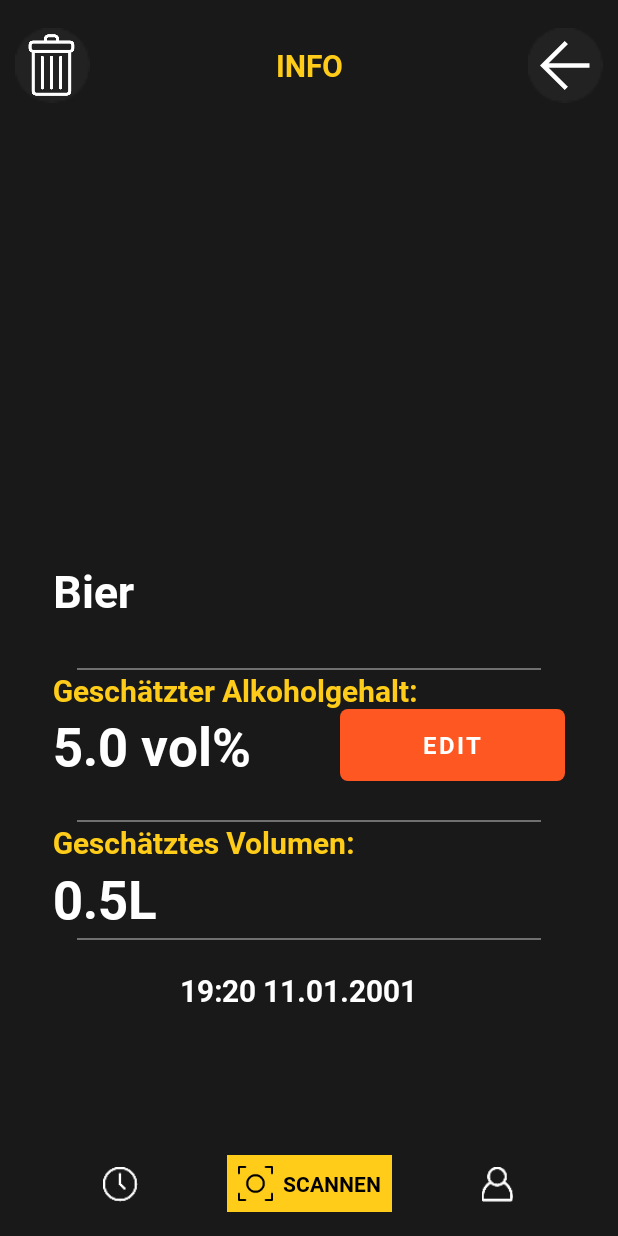
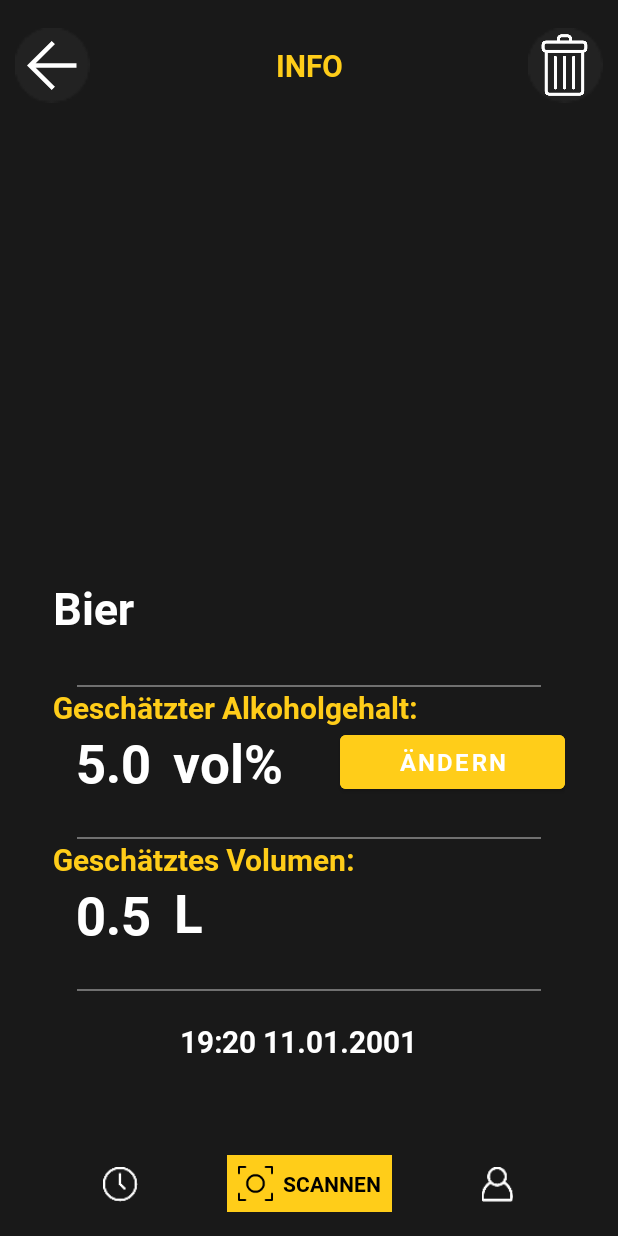
Before and after one commit to FlorianGross/Alcoly, an Android app: the fragment Fragment_Details placed in its activity, on a phone screen of 412 x 824 dp. Run offline under Robolectric (Android 15) with nearby library versions, the phone set to English and light mode, and no system bars; 4 statements that could not run were skipped.

Commit message:
Bug Fixxes

```diff
--- a/Drinkly/app/src/main/java/com/fmgross/alcoly/backend/Backend_Getraenk.java
+++ b/Drinkly/app/src/main/java/com/fmgross/alcoly/backend/Backend_Getraenk.java
@@ -80,11 +80,11 @@ public class Backend_Getraenk {
         this.date = date;
     }
 
-    public void setVolume(int volume) {
+    public void setVolume(float volume) {
         this.volume = volume;
     }
 
-    public void setVolumePart(int volumePart) {
+    public void setVolumePart(float volumePart) {
         this.volumePart = volumePart;
     }
 
--- a/Drinkly/app/src/main/res/layout/fragment_details.xml
+++ b/Drinkly/app/src/main/res/layout/fragment_details.xml
@@ -18,32 +18,7 @@
 
             <androidx.constraintlayout.widget.ConstraintLayout
                 android:layout_width="match_parent"
-                android:layout_height="wrap_content">
-
-                <ImageView
-                    android:id="@+id/backButtonDetails"
-                    android:layout_width="50dp"
-                    android:layout_height="50dp"
-                    android:layout_marginEnd="10dp"
-                    android:background="@mipmap/smallellipse"
-                    android:foreground="@mipmap/backarrow"
-                    android:foregroundGravity="center"
-                    app:layout_constraintBottom_toBottomOf="@+id/info"
-                    app:layout_constraintEnd_toEndOf="parent"
-                    app:layout_constraintTop_toTopOf="@+id/info" />
-
-                <ImageView
-                    android:id="@+id/deleteButton"
-                    android:layout_width="50dp"
-                    android:layout_height="50dp"
-                    android:layout_marginStart="10dp"
-                    android:background="@mipmap/smallellipse"
-                    android:foreground="@drawable/trashcan"
-                    android:foregroundTint="@color/white"
-                    android:foregroundGravity="fill"
-                    app:layout_constraintBottom_toBottomOf="@+id/info"
-                    app:layout_constraintStart_toStartOf="parent"
-                    app:layout_constraintTop_toTopOf="@+id/info" />
+                android:layout_height="wrap_content">>
 
                 <TextView
                     android:id="@+id/info"
@@ -55,10 +30,35 @@
                     android:textAlignment="center"
                     android:textColor="@color/MainColor"
                     android:textSize="20sp"
-                    app:layout_constraintEnd_toStartOf="@+id/backButtonDetails"
-                    app:layout_constraintHorizontal_bias="0.5"
-                    app:layout_constraintStart_toEndOf="@+id/deleteButton"
+                    app:layout_constraintEnd_toStartOf="@+id/deleteButton"
+                    app:layout_constraintStart_toEndOf="@+id/backButtonDetails"
                     app:layout_constraintTop_toTopOf="parent" />
+
+                <ImageView
+                    android:id="@+id/deleteButton"
+                    android:layout_width="50dp"
+                    android:layout_height="50dp"
+                    android:layout_marginEnd="10dp"
+                    android:background="@mipmap/smallellipse"
+                    android:foreground="@drawable/trashcan"
+                    android:foregroundGravity="fill"
+                    android:foregroundTint="@color/white"
+                    app:layout_constraintBottom_toBottomOf="@+id/info"
+                    app:layout_constraintEnd_toEndOf="parent"
+                    app:layout_constraintTop_toTopOf="@+id/info" />
+
+                <ImageView
+                    android:id="@+id/backButtonDetails"
+                    android:layout_width="50dp"
+                    android:layout_height="50dp"
+                    android:layout_marginStart="10dp"
+                    android:background="@mipmap/smallellipse"
+                    android:foreground="@mipmap/backarrow"
+                    android:foregroundGravity="center"
+                    app:layout_constraintBottom_toBottomOf="@+id/info"
+                    app:layout_constraintStart_toStartOf="parent"
+                    app:layout_constraintTop_toTopOf="@+id/info" />
+            </androidx.constraintlayout.widget.ConstraintLayout>
 
             <LinearLayout
                 android:id="@+id/linearLayout"
@@ -136,9 +136,9 @@
                             android:id="@+id/edit"
                             android:layout_width="150dp"
                             android:layout_height="wrap_content"
-                                android:background="@drawable/rounded_corner"
+                            android:backgroundTint="@color/MainColor"
                             android:fontFamily="@font/robotobold"
-                                android:text="Edit"
+                            android:text="Ändern"
                             android:textSize="16sp"
                             app:layout_constraintBottom_toBottomOf="parent"
                             app:layout_constraintEnd_toEndOf="parent"
@@ -150,10 +150,26 @@
                             android:layout_height="wrap_content"
                             android:fontFamily="@font/robotobold"
                             android:inputType="text"
-                                android:text="5.0 vol% "
+                            android:text="5.0"
                             android:textColor="@color/text"
                             android:textSize="35sp"
                             app:layout_constraintBottom_toBottomOf="parent"
+                            app:layout_constraintEnd_toStartOf="@+id/permil"
+                            app:layout_constraintStart_toStartOf="parent"
+                            app:layout_constraintTop_toTopOf="parent" />
+
+                        <TextView
+                            android:id="@+id/permil"
+                            android:layout_width="wrap_content"
+                            android:layout_height="wrap_content"
+                            android:layout_marginEnd="100dp"
+                            android:fontFamily="@font/robotobold"
+                            android:inputType="text"
+                            android:text="vol% "
+                            android:textColor="@color/text"
+                            android:textSize="35sp"
+                            app:layout_constraintBottom_toBottomOf="parent"
+                            app:layout_constraintEnd_toEndOf="@+id/edit"
                             app:layout_constraintStart_toStartOf="parent"
                             app:layout_constraintTop_toTopOf="parent" />
 
@@ -162,12 +178,13 @@
                             android:layout_width="wrap_content"
                             android:layout_height="wrap_content"
                             android:fontFamily="@font/robotobold"
-                                android:inputType="text"
-                                android:text="~ 5.0 ‰ "
+                            android:inputType="number"
+                            android:text=""
                             android:textColor="@color/text"
                             android:textSize="35sp"
                             android:visibility="gone"
                             app:layout_constraintBottom_toBottomOf="parent"
+                            app:layout_constraintEnd_toStartOf="@+id/permil"
                             app:layout_constraintStart_toStartOf="parent"
                             app:layout_constraintTop_toTopOf="parent" />
                     </androidx.constraintlayout.widget.ConstraintLayout>
@@ -178,12 +195,39 @@
                         android:contentDescription="Bar"
                         android:src="@mipmap/linie" />
 
-                        <LinearLayout
+                    <androidx.constraintlayout.widget.ConstraintLayout
+                        android:id="@+id/linearLayout2"
                         android:layout_width="match_parent"
+                        android:layout_height="100dp"
+                        android:layout_marginLeft="35dp"
+                        android:layout_marginRight="35dp">
+
+                        <TextView
+                            android:id="@+id/volume"
+                            android:layout_width="wrap_content"
                             android:layout_height="wrap_content"
-                            android:layout_marginLeft="35dp"
-                            android:layout_marginRight="35dp"
-                            android:orientation="vertical">
+                            android:fontFamily="@font/robotobold"
+                            android:text="0.5"
+                            android:textColor="@color/text"
+                            android:textSize="35sp"
+                            app:layout_constraintBottom_toBottomOf="parent"
+                            app:layout_constraintEnd_toStartOf="@+id/liter"
+                            app:layout_constraintStart_toStartOf="parent"
+                            app:layout_constraintTop_toTopOf="parent" />
+
+                        <TextView
+                            android:id="@+id/liter"
+                            android:layout_width="wrap_content"
+                            android:layout_height="50dp"
+                            android:layout_marginEnd="100dp"
+                            android:fontFamily="@font/robotobold"
+                            android:text="L       "
+                            android:textColor="@color/text"
+                            android:textSize="35sp"
+                            app:layout_constraintBottom_toBottomOf="parent"
+                            app:layout_constraintEnd_toEndOf="parent"
+                            app:layout_constraintStart_toStartOf="parent"
+                            app:layout_constraintTop_toTopOf="parent" />
 
                         <TextView
                             android:id="@+id/VolumeText"
@@ -191,31 +235,28 @@
                             android:layout_height="wrap_content"
                             android:clickable="false"
                             android:fontFamily="@font/robotobold"
+                            android:inputType="number"
                             android:text="Geschätztes Volumen: "
                             android:textColor="@color/MainColor"
                             android:textSize="20sp"
                             app:layout_constraintStart_toStartOf="parent"
                             app:layout_constraintTop_toTopOf="parent" />
 
-                            <TextView
-                                android:id="@+id/volume"
+                        <EditText
+                            android:id="@+id/volumeEdit"
                             android:layout_width="wrap_content"
                             android:layout_height="50dp"
                             android:fontFamily="@font/robotobold"
-                                android:text="0.5L"
-                                android:textColor="@color/text"
-                                android:textSize="35sp" />
-
-                            <EditText
-                                android:id="@+id/volumeEdit"
-                                android:layout_width="50dp"
-                                android:layout_height="50dp"
-                                android:fontFamily="@font/robotobold"
-                                android:inputType="text"
+                            android:inputType="number"
                             android:text="0.5L"
                             android:textColor="@color/text"
                             android:textSize="35sp"
-                                android:visibility="gone" />
+                            android:visibility="gone"
+                            app:layout_constraintBottom_toBottomOf="parent"
+                            app:layout_constraintEnd_toStartOf="@+id/liter"
+                            app:layout_constraintStart_toStartOf="parent"
+                            app:layout_constraintTop_toTopOf="parent" />
+                    </androidx.constraintlayout.widget.ConstraintLayout>
 
                 </LinearLayout>
 
@@ -237,8 +278,5 @@
                     android:textSize="20sp" />
             </LinearLayout>
         </LinearLayout>
+    </ScrollView>
 </androidx.constraintlayout.widget.ConstraintLayout>
-        </LinearLayout>
-    </ScrollView>
-
-</androidx.constraintlayout.widget.ConstraintLayout>
--- a/Drinkly/build.gradle
+++ b/Drinkly/build.gradle
@@ -12,7 +12,6 @@ buildscript {
         // in the individual module build.gradle files
     }
 }
-
 allprojects {
     repositories {
         google()
```
Also changed, not shown: Drinkly/app/src/main/java/com/fmgross/alcoly/fragments/Fragment_Details.java (+42 -11 lines), Drinkly/app/src/main/java/com/fmgross/alcoly/fragments/Fragment_Main.java (+9 -0 lines). Lines whose indentation alone changed are shown as unchanged.
